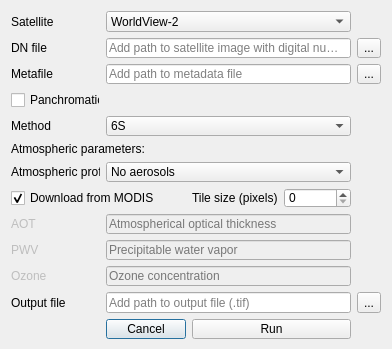
Old version of the form atmospheric_correction_dialog_base.ui in the repository DHI-GRAS/atmcorr.
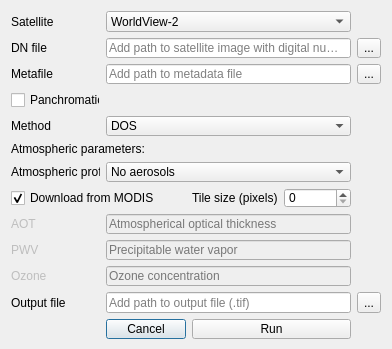
New version of the form.

The edit to the form file:
```diff
--- a/atmospheric_correction_dialog_base.ui
+++ b/atmospheric_correction_dialog_base.ui
@@ -293,11 +293,6 @@
      </item>
      <item row="4" column="1" colspan="3">
       <widget class="QComboBox" name="comboBox_method">
-       <item>
-        <property name="text">
-         <string>6S</string>
-        </property>
-       </item>
        <item>
         <property name="text">
          <string>DOS</string>
```
